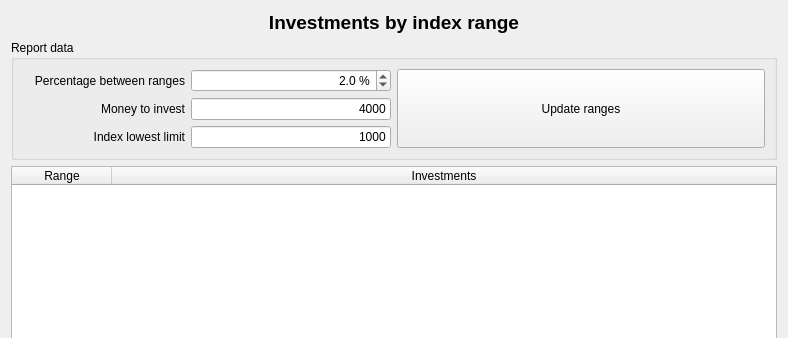
The window that ui/wdgIndexRange.ui (turulomio/xulpymoney) describes before a commit, drawn with Qt 5; both pictures show x 0 to 788 and y 0 to 338 of the 788 by 524 pixel window.
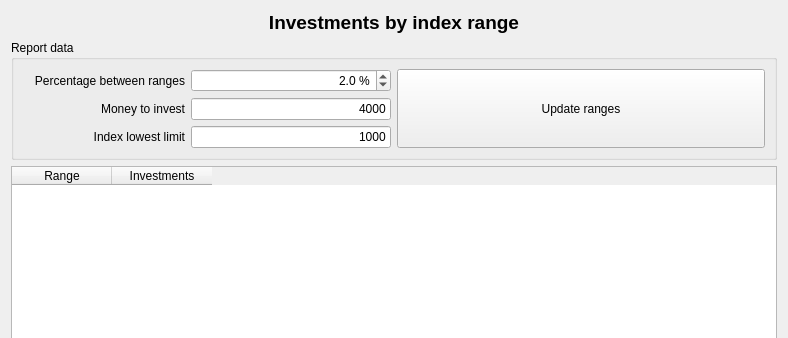
The same window after the commit. Icons and pictures are not drawn. Custom widgets are drawn as their Qt base class.

```diff
--- a/ui/wdgIndexRange.ui
+++ b/ui/wdgIndexRange.ui
@@ -204,9 +204,6 @@
        <property name="selectionBehavior">
         <enum>QAbstractItemView::SelectRows</enum>
        </property>
-       <attribute name="horizontalHeaderStretchLastSection">
-        <bool>true</bool>
-       </attribute>
        <attribute name="verticalHeaderVisible">
         <bool>false</bool>
        </attribute>
```
